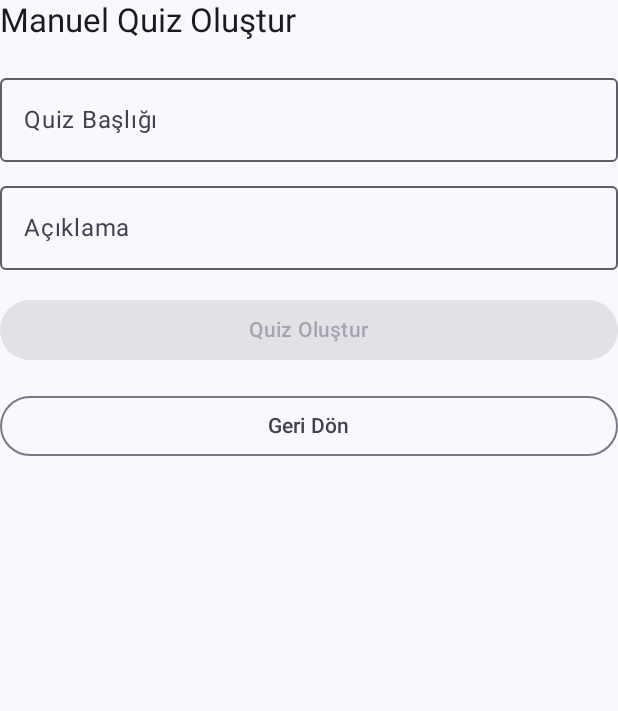
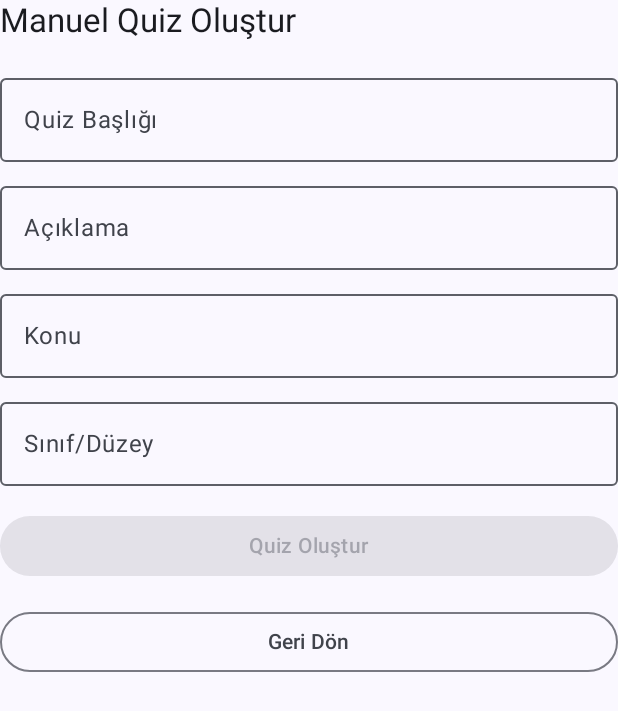
Before and after one commit to Faruk-Aydn/smartQuiz, an Android app built with Jetpack Compose: the composable ManualCreateQuizForm shown on its own in the app's theme, on a phone screen of 412 x 824 dp. Shown: the top 711 px of the screen. Run offline under Robolectric (Android 15) with nearby library versions, the phone set to English and light mode, and no system bars; 1 statement that could not run was skipped.

Commit message:
tasarım güncellemeden önce

```diff
--- a/android/app/src/main/java/com/farukaydin/quizapp/data/models/Option.kt
+++ b/android/app/src/main/java/com/farukaydin/quizapp/data/models/Option.kt
@@ -10,3 +10,8 @@ data class OptionResponse(
     val id: Int,
     val text: String
 )
+
+data class OptionCreate(
+    val text: String,
+    val is_correct: Boolean = false
+)
--- a/android/app/src/main/java/com/farukaydin/quizapp/data/models/QuizCreate.kt
+++ b/android/app/src/main/java/com/farukaydin/quizapp/data/models/QuizCreate.kt
@@ -2,5 +2,7 @@ package com.farukaydin.quizapp.data.models
 
 data class QuizCreate(
     val title: String,
-    val description: String
+    val description: String,
+    val subject: String,
+    val grade_level: String
 )
--- a/android/app/src/main/java/com/farukaydin/quizapp/ui/quiz/CreateQuizScreen.kt
+++ b/android/app/src/main/java/com/farukaydin/quizapp/ui/quiz/CreateQuizScreen.kt
@@ -167,6 +167,8 @@ fun ManualCreateQuizForm(onBack: () -> Unit, onQuizCreated: () -> Unit) {
     val scope = rememberCoroutineScope()
     var title by remember { mutableStateOf("") }
     var description by remember { mutableStateOf("") }
+    var subject by remember { mutableStateOf("") }
+    var gradeLevel by remember { mutableStateOf("") }
     var isLoading by remember { mutableStateOf(false) }
     var error by remember { mutableStateOf<String?>(null) }
     var success by remember { mutableStateOf(false) }
@@ -190,6 +192,20 @@ fun ManualCreateQuizForm(onBack: () -> Unit, onQuizCreated: () -> Unit) {
             label = { Text("Açıklama") },
             modifier = Modifier.fillMaxWidth()
         )
+        Spacer(modifier = Modifier.height(8.dp))
+        OutlinedTextField(
+            value = subject,
+            onValueChange = { subject = it },
+            label = { Text("Konu") },
+            modifier = Modifier.fillMaxWidth()
+        )
+        Spacer(modifier = Modifier.height(8.dp))
+        OutlinedTextField(
+            value = gradeLevel,
+            onValueChange = { gradeLevel = it },
+            label = { Text("Sınıf/Düzey") },
+            modifier = Modifier.fillMaxWidth()
+        )
         Spacer(modifier = Modifier.height(16.dp))
         Button(
             onClick = {
@@ -199,7 +215,7 @@ fun ManualCreateQuizForm(onBack: () -> Unit, onQuizCreated: () -> Unit) {
                 val repo = QuizRepository(RetrofitClient.apiService)
                 scope.launch {
                     try {
-                        val response = repo.createQuiz(title, description)
+                        val response = repo.createQuiz(title, description, subject, gradeLevel, token)
                         if (response.isSuccessful && response.body() != null) {
                             success = true
                             onQuizCreated()
@@ -213,7 +229,7 @@ fun ManualCreateQuizForm(onBack: () -> Unit, onQuizCreated: () -> Unit) {
                     }
                 }
             },
-            enabled = !isLoading && title.isNotBlank(),
+            enabled = !isLoading && title.isNotBlank() && subject.isNotBlank() && gradeLevel.isNotBlank(),
             modifier = Modifier.fillMaxWidth()
         ) {
             if (isLoading) CircularProgressIndicator(modifier = Modifier.size(20.dp))
```
Also changed, not shown: android/app/src/main/java/com/farukaydin/quizapp/data/api/ApiService.kt (+15 -2 lines), android/app/src/main/java/com/farukaydin/quizapp/data/models/Question.kt (+5 -3 lines), android/app/src/main/java/com/farukaydin/quizapp/data/repositories/QuizRepository.kt (+15 -2 lines), android/app/src/main/java/com/farukaydin/quizapp/ui/quiz/QuizDetailScreen.kt (+29 -3 lines), android/app/src/main/java/com/farukaydin/quizapp/ui/quiz/QuizListScreen.kt (+33 -2 lines), android/app/src/main/java/com/farukaydin/quizapp/ui/quiz/QuizListViewModel.kt (+36 -4 lines), 1 other file.
